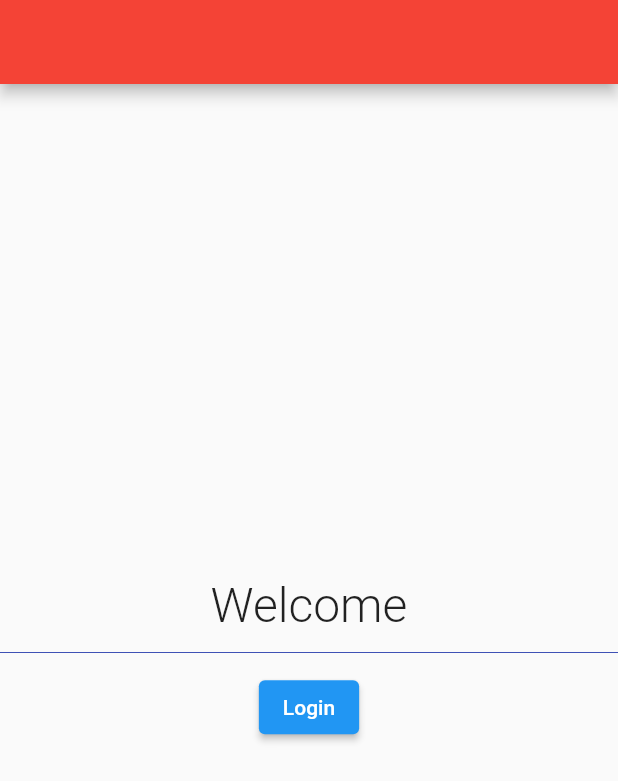
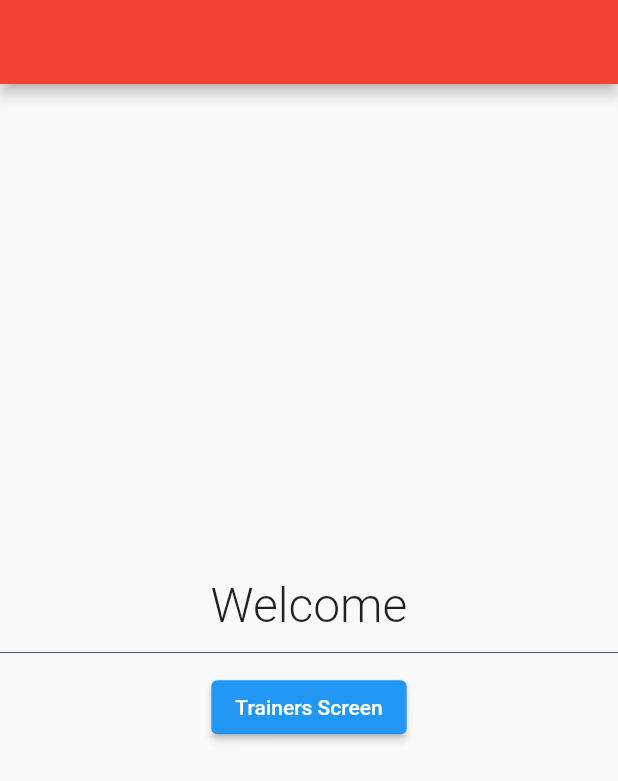
Before and after one commit to hooshyar/wecode_21_22_3_2, a Flutter app: the screen it shows after launch, on a phone screen of 412 x 824 dp. Shown: the top 781 px of the screen. Run offline on Flutter 3.47's test engine with Material 2 defaults, Android fonts, the phone set to English and light mode, and no system bars; our stand-ins replace google_fonts.

Commit message:
Added a future builder into the trainers screen view

```diff
--- a/lib/src/app.dart
+++ b/lib/src/app.dart
@@ -4,6 +4,7 @@ import 'package:wecode_2021/src/home_screen/home_screen_view.dart';
 import 'package:wecode_2021/src/login_screen/login_screen_view.dart';
 import 'package:wecode_2021/src/privacy_policy/privacy_policy_screen.dart';
 import 'package:wecode_2021/src/student_screen/student_screen_view.dart';
+import 'package:wecode_2021/src/trainers_screen/trainers_screen_view.dart';
 
 class AppView extends StatelessWidget {
   const AppView({Key? key}) : super(key: key);
@@ -27,6 +28,7 @@ class AppView extends StatelessWidget {
         '/': (context) => HomeScreenView(),
         '/login': (context) => LoginScreen(),
         '/studentScreen': (context) => StudentScreen(),
+        '/trainersScreen': (context) => TrainersScreenView(),
         '/privacyPolicyScreen': (context) => PrivacyPolicyScreen()
       },
     );
--- a/lib/src/home_screen/home_screen_view.dart
+++ b/lib/src/home_screen/home_screen_view.dart
@@ -22,12 +22,17 @@ class HomeScreenView extends StatelessWidget {
             ),
             ElevatedButton(
                 onPressed: () {
-                  Navigator.pushReplacementNamed(context, '/login');
+                  Navigator.pushReplacementNamed(context, '/trainersScreen');
                 },
-                child: Text('Login'))
+                child: Text('Trainers Screen'))
           ],
         ),
       ),
     );
   }
+
+  // String wait3Seconds(){
+  //   // await Future.delayed(Duration(seconds: 3));
+  //   return 'value recieved';
+  // }
 }
--- a/pubspec.yaml
+++ b/pubspec.yaml
@@ -27,6 +27,7 @@ environment:
 # the latest version available on pub.dev. To see which dependencies have newer
 # versions available, run `flutter pub outdated`.
 dependencies:
+  http: ^0.13.4
   google_fonts: ^2.1.1
   flutter:
     sdk: flutter
```
Also changed, not shown: lib/src/trainers_screen/trainers_screen_view.dart (+33 -8 lines), pubspec.lock.
